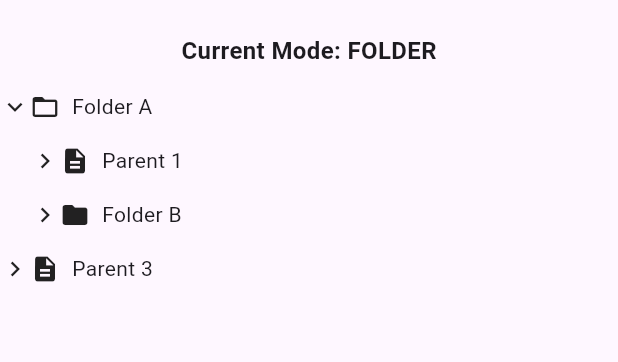
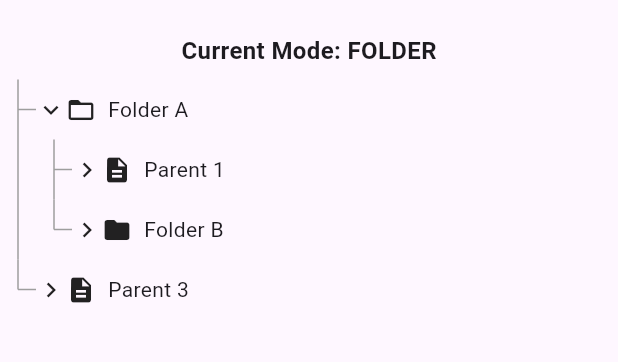
Before and after one commit to kihyun1998/flutter_folderview, a Flutter app: the screen it shows after launch, after a tap on "Folder A", on a phone screen of 412 x 824 dp, the part 63-425 px from its top. Run offline on Flutter 3.47's test engine with Material 3 defaults, Android fonts, the phone set to English and light mode, and no system bars.

Commit message:
add line painter

```diff
--- a/lib/widgets/folder_view.dart
+++ b/lib/widgets/folder_view.dart
@@ -1,4 +1,5 @@
 import 'package:flutter/material.dart';
+
 import '../models/node.dart';
 import 'node_widget.dart';
 
@@ -8,11 +9,11 @@ class FolderView<T> extends StatefulWidget {
   final Function(Node<T>)? onNodeTap;
 
   const FolderView({
-    Key? key,
+    super.key,
     required this.data,
     required this.mode,
     this.onNodeTap,
-  }) : super(key: key);
+  });
 
   @override
   _FolderViewState<T> createState() => _FolderViewState<T>();
@@ -31,6 +32,8 @@ class _FolderViewState<T> extends State<FolderView<T>> {
           node: displayNodes[index],
           mode: widget.mode,
           onTap: widget.onNodeTap,
+          isLast: index == displayNodes.length - 1,
+          isRoot: true,
         );
       },
     );
@@ -47,7 +50,9 @@ class _FolderViewState<T> extends State<FolderView<T>> {
     } else {
       // In Folder Mode, we show Folders and Parents at the root level.
       // "Folder mode: Folder > Parent > Child. Parent of Parent is Folder."
-      return widget.data.where((n) => n.type == NodeType.folder || n.type == NodeType.parent).toList();
+      return widget.data
+          .where((n) => n.type == NodeType.folder || n.type == NodeType.parent)
+          .toList();
     }
   }
 }
--- a/lib/widgets/node_widget.dart
+++ b/lib/widgets/node_widget.dart
@@ -1,50 +1,66 @@
 import 'package:flutter/material.dart';
+
 import '../models/node.dart';
 
 class NodeWidget<T> extends StatefulWidget {
   final Node<T> node;
   final ViewMode mode;
   final Function(Node<T>)? onTap;
-  final int level;
+  final bool isLast;
+  final bool isRoot;
 
   const NodeWidget({
-    Key? key,
+    super.key,
     required this.node,
     required this.mode,
     this.onTap,
-    this.level = 0,
-  }) : super(key: key);
+    this.isLast = false,
+    this.isRoot = false,
+  });
 
   @override
   _NodeWidgetState<T> createState() => _NodeWidgetState<T>();
 }
 
 class _NodeWidgetState<T> extends State<NodeWidget<T>> {
+  static const double _indentWidth = 24.0;
+  static const double _iconSize = 20.0;
+  static const double _rowHeight = 40.0;
+
   @override
   Widget build(BuildContext context) {
-    return Column(
+    return Stack(
+      children: [
+        // 1. Vertical Line (Pipeline)
+        // Drawn for the full height of this widget if not last.
+        // If last, drawn only to the center of the header.
+        Positioned(
+          left: 0,
+          top: 0,
+          bottom: widget.isLast ? null : 0, // Full height if not last
+          height: widget.isLast ? _rowHeight / 2 : null, // Half height if last
+          width: _indentWidth,
+          child: CustomPaint(
+            painter: _LinePainter(isLast: widget.isLast, isRoot: widget.isRoot),
+          ),
+        ),
+
+        // 2. Content
+        Column(
           crossAxisAlignment: CrossAxisAlignment.start,
           children: [
-        _buildNodeTile(),
-        if (widget.node.isExpanded) _buildChildren(),
-      ],
-    );
-  }
+            // Header
+            SizedBox(
+              height: _rowHeight,
+              child: Row(
+                crossAxisAlignment: CrossAxisAlignment.stretch,
+                children: [
+                  // Spacer for the connector line (Non-clickable)
+                  const SizedBox(width: _indentWidth),
 
-  Widget _buildNodeTile() {
-    // Indentation
-    double indent = widget.level * 20.0;
-
-    IconData icon;
-    if (widget.node.type == NodeType.folder) {
-      icon = widget.node.isExpanded ? Icons.folder_open : Icons.folder;
-    } else if (widget.node.type == NodeType.parent) {
-      icon = widget.mode == ViewMode.tree ? Icons.account_tree : Icons.description; // Example icons
-    } else {
-      icon = Icons.insert_drive_file;
-    }
-
-    return InkWell(
+                  // Clickable Content
+                  Expanded(
+                    child: InkWell(
                       onTap: () {
                         if (widget.node.canExpand) {
                           setState(() {
@@ -53,38 +69,110 @@ class _NodeWidgetState<T> extends State<NodeWidget<T>> {
                         }
                         widget.onTap?.call(widget.node);
                       },
-      child: Padding(
-        padding: EdgeInsets.only(left: indent, top: 8, bottom: 8, right: 8),
                       child: Row(
                         children: [
+                          // Expand/Collapse Icon
                           if (widget.node.canExpand)
                             Icon(
-                widget.node.isExpanded ? Icons.expand_more : Icons.chevron_right,
-                size: 20,
+                              widget.node.isExpanded
+                                  ? Icons.expand_more
+                                  : Icons.chevron_right,
+                              size: _iconSize,
                             )
                           else
-              const SizedBox(width: 20),
-            Icon(icon, size: 20),
+                            const SizedBox(width: _iconSize),
+
+                          // Node Icon
+                          Icon(_getNodeIcon(), size: _iconSize),
                           const SizedBox(width: 8),
-            Text(widget.node.label),
+
+                          // Label
+                          Expanded(child: Text(widget.node.label)),
                         ],
                       ),
                     ),
+                  ),
+                ],
+              ),
+            ),
+
+            // Children
+            if (widget.node.isExpanded)
+              Padding(
+                padding: const EdgeInsets.only(left: _indentWidth),
+                child: Column(
+                  children: widget.node.children.asMap().entries.map((entry) {
+                    return NodeWidget<T>(
+                      node: entry.value,
+                      mode: widget.mode,
+                      onTap: widget.onTap,
+                      isLast: entry.key == widget.node.children.length - 1,
+                      isRoot: false,
+                    );
+                  }).toList(),
+                ),
+              ),
+          ],
+        ),
+      ],
     );
   }
 
-  Widget _buildChildren() {
-    // Filter children based on mode if necessary
-    // For now, assume children are correctly structured for the node type
-    return Column(
-      children: widget.node.children.map((child) {
-        return NodeWidget<T>(
-          node: child,
-          mode: widget.mode,
-          onTap: widget.onTap,
-          level: widget.level + 1,
-        );
-      }).toList(),
+  IconData _getNodeIcon() {
+    if (widget.node.type == NodeType.folder) {
+      return widget.node.isExpanded ? Icons.folder_open : Icons.folder;
+    } else if (widget.node.type == NodeType.parent) {
+      return widget.mode == ViewMode.tree
+          ? Icons.account_tree
+          : Icons.description;
+    } else {
+      return Icons.insert_drive_file;
+    }
+  }
+}
+
+class _LinePainter extends CustomPainter {
+  final bool isLast;
+  final bool isRoot;
+
+  _LinePainter({required this.isLast, required this.isRoot});
+
+  @override
+  void paint(Canvas canvas, Size size) {
+    final paint = Paint()
+      ..color = Colors.grey
+      ..strokeWidth = 1.0
+      ..style = PaintingStyle.stroke;
+
+    final double centerX = size.width / 2;
+
+    // Vertical Line
+    // If not last, we draw full height (handled by Container size, but here we draw to size.height).
+    // If last, we draw to size.height (which is passed as half row height).
+    canvas.drawLine(Offset(centerX, 0), Offset(centerX, size.height), paint);
+
+    // Horizontal Connector (├ or └)
+    // Drawn from center to right
+    // Only if we are NOT a root node that is just floating?
+    // Actually, even roots usually have connectors if they are in a list.
+    // But if it's the very first root?
+    // Let's assume standard tree behavior.
+
+    // The connector should be at 20px (half row height) from top.
+    // If isLast is true, size.height IS 20px. So we draw at bottom.
+    // If isLast is false, size.height is large. We draw at 20px.
+
+    double connectorY = isLast ? size.height : 20.0;
+
+    canvas.drawLine(
+      Offset(centerX, connectorY),
+      Offset(size.width, connectorY),
+      paint,
     );
   }
+
+  @override
+  bool shouldRepaint(covariant _LinePainter oldDelegate) {
+    return oldDelegate.isLast != isLast || oldDelegate.isRoot != isRoot;
   }
+}
```
Also changed, not shown: example/lib/main.dart (+33 -15 lines). Lines whose indentation alone changed are shown as unchanged.
